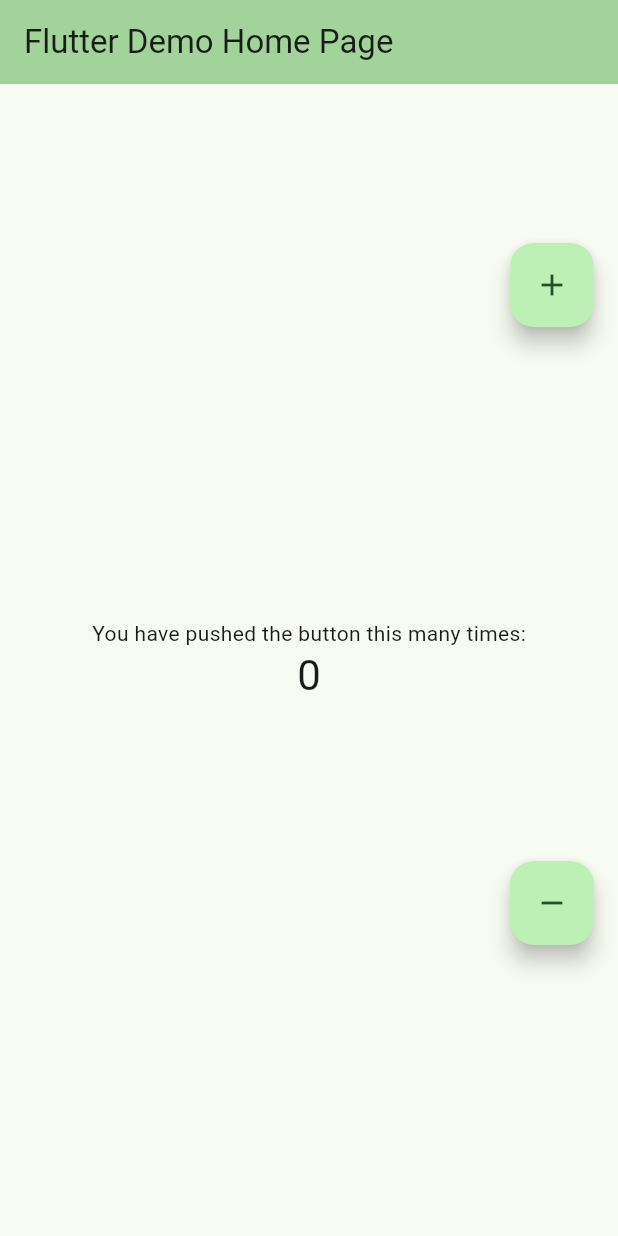
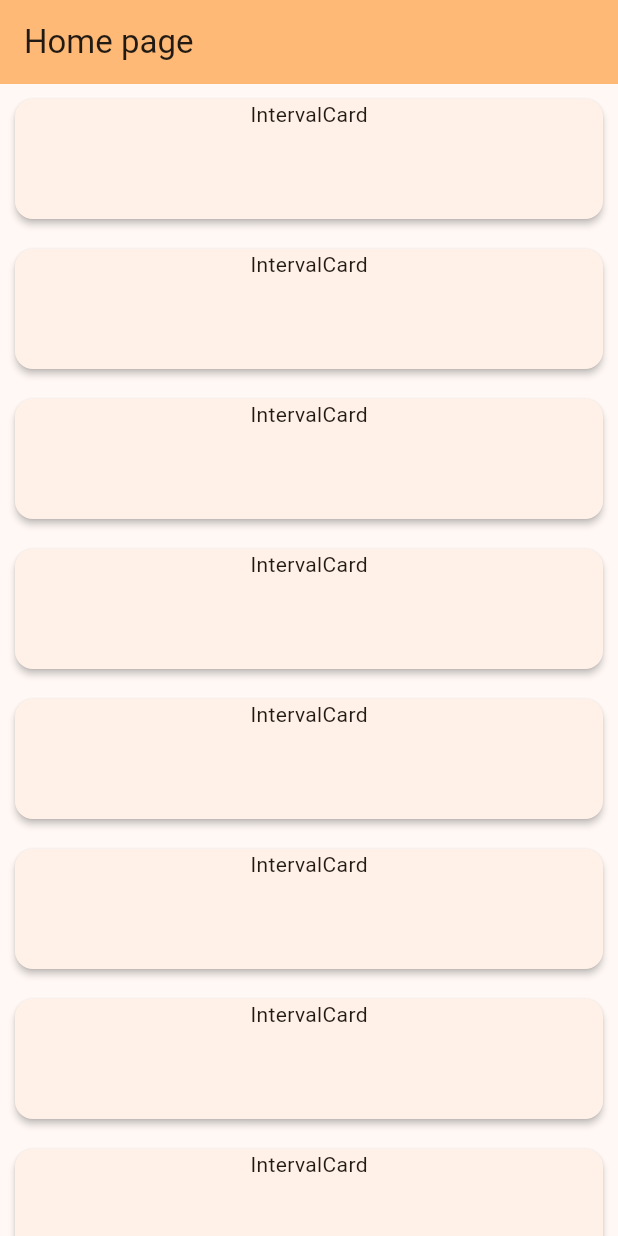
Before and after one commit to mariusfredrichsen/intervalltimer, a Flutter app: the screen it shows after launch, on a phone screen of 412 x 824 dp. Run offline on Flutter 3.47's test engine with Material 3 defaults, Android fonts, the light colour scheme and no system bars.

Commit message:
second commit

```diff
--- a/intervaltimer/lib/main.dart
+++ b/intervaltimer/lib/main.dart
@@ -11,42 +11,18 @@ class MyApp extends StatelessWidget {
   @override
   Widget build(BuildContext context) {
     return MaterialApp(
-      title: 'Flutter Demo',
+      title: 'Interval Timer',
       theme: ThemeData(
-        // This is the theme of your application.
-        //
-        // TRY THIS: Try running your application with "flutter run". You'll see
-        // the application has a purple toolbar. Then, without quitting the app,
-        // try changing the seedColor in the colorScheme below to Colors.green
-        // and then invoke "hot reload" (save your changes or press the "hot
-        // reload" button in a Flutter-supported IDE, or press "r" if you used
-        // the command line to start the app).
-        //
-        // Notice that the counter didn't reset back to zero; the application
-        // state is not lost during the reload. To reset the state, use hot
-        // restart instead.
-        //
-        // This works for code too, not just values: Most code changes can be
-        // tested with just a hot reload.
-        colorScheme: ColorScheme.fromSeed(seedColor: Colors.green),
+        colorScheme: ColorScheme.fromSeed(seedColor: Colors.orange),
         useMaterial3: true,
       ),
-      home: const MyHomePage(title: 'Flutter Demo Home Page'),
+      home: const MyHomePage(title: 'Home page'),
     );
   }
 }
 
 class MyHomePage extends StatefulWidget {
   const MyHomePage({super.key, required this.title});
-
-  // This widget is the home page of your application. It is stateful, meaning
-  // that it has a State object (defined below) that contains fields that affect
-  // how it looks.
-
-  // This class is the configuration for the state. It holds the values (in this
-  // case the title) provided by the parent (in this case the App widget) and
-  // used by the build method of the State. Fields in a Widget subclass are
-  // always marked "final".
 
   final String title;
 
@@ -55,92 +31,51 @@ class MyHomePage extends StatefulWidget {
 }
 
 class _MyHomePageState extends State<MyHomePage> {
-  int _counter = 0;
+  @override
+  Widget build(BuildContext context) {
+    return Scaffold(
+      appBar: AppBar(
+        backgroundColor: Theme.of(context).colorScheme.inversePrimary,
+        title: Text(widget.title),
+      ),
+      body: Center(
+        child: ListView(scrollDirection: Axis.vertical, children: const [
+          IntervalCard(),
+          IntervalCard(),
+          IntervalCard(),
+          IntervalCard(),
+          IntervalCard(),
+          IntervalCard(),
+          IntervalCard(),
+          IntervalCard(),
+          IntervalCard(),
+          IntervalCard(),
+          IntervalCard(),
+          IntervalCard(),
+          IntervalCard(),
+          IntervalCard(),
+          IntervalCard(),
+          IntervalCard(),
+        ]),
+      ),
+    );
+  }
+}
 
-  void _incrementCounter() {
-    setState(() {
-      // This call to setState tells the Flutter framework that something has
-      // changed in this State, which causes it to rerun the build method below
-      // so that the display can reflect the updated values. If we changed
-      // _counter without calling setState(), then the build method would not be
-      // called again, and so nothing would appear to happen.
-      _counter++;
-    });
-  }
-
-  void _decreaseCounter() {
-    setState(() {
-      // This call to setState tells the Flutter framework that something has
-      // changed in this State, which causes it to rerun the build method below
-      // so that the display can reflect the updated values. If we changed
-      // _counter without calling setState(), then the build method would not be
-      // called again, and so nothing would appear to happen.
-      _counter--;
-    });
-  }
+class IntervalCard extends StatelessWidget {
+  const IntervalCard({super.key});
 
   @override
   Widget build(BuildContext context) {
-    // This method is rerun every time setState is called, for instance as done
-    // by the _incrementCounter method above.
-    //
-    // The Flutter framework has been optimized to make rerunning build methods
-    // fast, so that you can just rebuild anything that needs updating rather
-    // than having to individually change instances of widgets.
-    return Scaffold(
-      appBar: AppBar(
-        // TRY THIS: Try changing the color here to a specific color (to
-        // Colors.amber, perhaps?) and trigger a hot reload to see the AppBar
-        // change color while the other colors stay the same.
-        backgroundColor: Theme.of(context).colorScheme.inversePrimary,
-        // Here we take the value from the MyHomePage object that was created by
-        // the App.build method, and use it to set our appbar title.
-        title: Text(widget.title),
-      ),
-      body: Center(
-        // Center is a layout widget. It takes a single child and positions it
-        // in the middle of the parent.
-        child: Column(
-          // Column is also a layout widget. It takes a list of children and
-          // arranges them vertically. By default, it sizes itself to fit its
-          // children horizontally, and tries to be as tall as its parent.
-          //
-          // Column has various properties to control how it sizes itself and
-          // how it positions its children. Here we use mainAxisAlignment to
-          // center the children vertically; the main axis here is the vertical
-          // axis because Columns are vertical (the cross axis would be
-          // horizontal).
-          //
-          // TRY THIS: Invoke "debug painting" (choose the "Toggle Debug Paint"
-          // action in the IDE, or press "p" in the console), to see the
-          // wireframe for each widget.
-          mainAxisAlignment: MainAxisAlignment.center,
-          children: <Widget>[
-            const Text(
-              'You have pushed the button this many times:',
-            ),
-            Text(
-              '$_counter',
-              style: Theme.of(context).textTheme.headlineMedium,
-            ),
-          ],
-        ),
-      ),
-      floatingActionButton: Column(
-          mainAxisAlignment: MainAxisAlignment.spaceAround,
-          children: <Widget>[
-            FloatingActionButton(
-              onPressed: _incrementCounter,
-              tooltip: 'Increment',
-              child: const Icon(Icons.add),
-            ),
-            FloatingActionButton(
-              onPressed: _decreaseCounter,
-              tooltip: 'Decrease',
-              child: const Icon(Icons.remove),
-            )
-          ]),
-      // This trailing comma makes auto-formatting nicer for build methods.
-    );
+    return const SizedBox(
+        height: 100,
+        child: Card(
+            margin: EdgeInsets.all(10),
+            elevation: 2,
+            child: Column(
+              children: [
+                Text('IntervalCard'),
+              ],
+            )));
   }
 }
```
Also changed, not shown: 1 other file.
